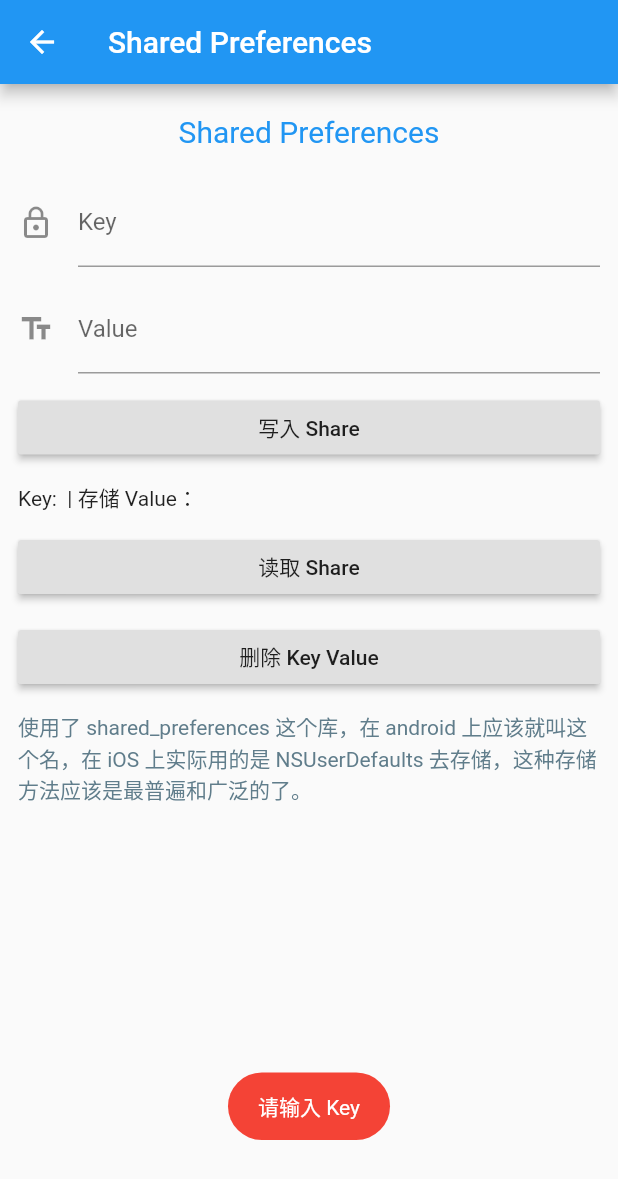
After one commit to zesicus/learn-flutter, a Flutter app: the SharedPreferencesPage screen opened directly, after a tap on "写入 Share", on a phone screen of 412 x 824 dp. The commit adds this screen. Shown: the top 1179 px of the screen. Run offline on Flutter 3.47's test engine with Material 2 defaults, Android fonts, the phone set to English and light mode, and no system bars; our stand-ins replace date_format, fluttertoast, permission_handler, rxdart, shared_preferences; accounts and stored records are empty.

Commit message:
Add Shared Preferences.

```diff
--- a/source/lib/entrance/routes.dart
+++ b/source/lib/entrance/routes.dart
@@ -1,5 +1,6 @@
 import 'package:flutter/material.dart';
 import 'package:learn_flutter/storage/files/pages/storage_files_page.dart';
+import 'package:learn_flutter/storage/shared_preferences/shared_preferences_page.dart';
 import 'package:learn_flutter/stream/bloc/base_mode/pages/bloc_base_top_page.dart';
 import 'package:learn_flutter/stream/bloc/scoped_mode/pages/bloc_scoped_top_page.dart';
 import 'package:learn_flutter/stream/provider/pages/provider_page.dart';
@@ -95,6 +96,7 @@ final routes = {
   '/more_provider': (context) => ProviderPage(),
   // 数据持久化
   '/more_file_io': (context) => StorageFilesPage(),
+  '/more_shared': (context) => SharedPreferencesPage(),
 };
 
 final RouteFactory onGenerateRoute = (RouteSettings settings) {
--- a/source/lib/entrance/vms/tab_vm.dart
+++ b/source/lib/entrance/vms/tab_vm.dart
@@ -336,6 +336,9 @@ class TabVM {
       case "文件读写":
         Navigator.pushNamed(context, "/more_file_io");
         break;
+      case "Shared Preferences":
+        Navigator.pushNamed(context, "/more_shared");
+        break;
       default:
         print("Others");
         break;
--- a/source/lib/storage/files/pages/storage_files_page.dart
+++ b/source/lib/storage/files/pages/storage_files_page.dart
@@ -94,6 +94,10 @@ class _StorageFilesPageState extends State<StorageFilesPage> {
               child: Text('读取文件信息'),
             ),
           ),
+          Padding(
+            padding: EdgeInsets.all(12.0),
+            child: Text("这里使用了两个库，1) path_provider 是用来提供目录路径的；2) permission_handler 是用来提示权限的；目前iOS 应该是不需要权限的，Android 测试机不带外置存储，所以最后一个外置存储和第二个库没有测试；demo 仍有 bug，仅学习使用。", style: TextStyle(color: Colors.blueGrey),),
+          ),
         ],
       ),
     );
--- /dev/null
+++ b/source/lib/storage/shared_preferences/shared_preferences_page.dart
@@ -0,0 +1,130 @@
+import 'package:flutter/material.dart';
+import 'shared_preferences_vm.dart';
+import 'package:fluttertoast/fluttertoast.dart';
+
+class SharedPreferencesPage extends StatefulWidget {
+  @override
+  _SharedPreferencesPageState createState() => _SharedPreferencesPageState();
+}
+
+class _SharedPreferencesPageState extends State<SharedPreferencesPage> {
+  final vm = SharedPreferencesVM();
+  @override
+  Widget build(BuildContext context) {
+    return Scaffold(
+      appBar: AppBar(title: Text('Shared Preferences')),
+      body: ListView(
+        children: <Widget>[
+          Padding(
+            padding: EdgeInsets.all(20.0),
+            child: Text(
+              'Shared Preferences',
+              textAlign: TextAlign.center,
+              style: TextStyle(
+                  color: Theme.of(context).primaryColor, fontSize: 20.0),
+            ),
+          ),
+          Padding(
+            padding: EdgeInsets.symmetric(horizontal: 12.0),
+            child: TextField(
+              controller: vm.keyTC,
+              decoration: InputDecoration(
+                  icon: Icon(Icons.lock_outline), labelText: 'Key'),
+            ),
+          ),
+          Padding(
+            padding: EdgeInsets.all(12.0),
+            child: TextField(
+              controller: vm.valueTC,
+              decoration: InputDecoration(
+                  icon: Icon(Icons.text_fields), labelText: 'Value'),
+            ),
+          ),
+          Padding(
+            padding: EdgeInsets.symmetric(horizontal: 12.0),
+            child: RaisedButton(
+              onPressed: () async {
+                var result = await vm.writeToShare();
+                switch (result) {
+                  case SPResult.noKey:
+                    Fluttertoast.showToast(
+                      msg: '请输入 Key',
+                      backgroundColor: Colors.red,
+                    );
+                    break;
+                  case SPResult.noValue:
+                    Fluttertoast.showToast(
+                      msg: '请输入 Value',
+                      backgroundColor: Colors.red,
+                    );
+                    break;
+                  case SPResult.success:
+                    Fluttertoast.showToast(
+                      msg: '写入成功',
+                      backgroundColor: Colors.green,
+                    );
+                    break;
+                  default:
+                    break;
+                }
+              },
+              child: Text('写入 Share'),
+            ),
+          ),
+          Padding(
+            padding: EdgeInsets.all(12.0),
+            child:
+                Text('Key: ${vm.shareKey} | 存储 Value：${vm.sharedReadContent}'),
+          ),
+          Padding(
+            padding: EdgeInsets.symmetric(horizontal: 12.0),
+            child: RaisedButton(
+              onPressed: () async {
+                var result = await vm.readFromShare();
+                switch (result) {
+                  case SPResult.noKey:
+                    Fluttertoast.showToast(
+                      msg: '请输入 Key',
+                      backgroundColor: Colors.red,
+                    );
+                    break;
+                  default:
+                    setState(() {});
+                    break;
+                }
+              },
+              child: Text('读取 Share'),
+            ),
+          ),
+          Padding(
+            padding: EdgeInsets.all(12.0),
+            child: RaisedButton(
+              onPressed: () async {
+                var result = await vm.delFromShare();
+                switch (result) {
+                  case SPResult.noKey:
+                    Fluttertoast.showToast(
+                      msg: '请输入 Key',
+                      backgroundColor: Colors.red,
+                    );
+                    break;
+                  default:
+                    setState(() {});
+                    break;
+                }
+              },
+              child: Text('删除 Key Value'),
+            ),
+          ),
+          Padding(
+            padding: EdgeInsets.symmetric(horizontal: 12.0),
+            child: Text(
+              '使用了 shared_preferences 这个库，在 android 上应该就叫这个名，在 iOS 上实际用的是 NSUserDefaults 去存储，这种存储方法应该是最普遍和广泛的了。',
+              style: TextStyle(color: Colors.blueGrey),
+            ),
+          )
+        ],
+      ),
+    );
+  }
+}
--- /dev/null
+++ b/source/lib/storage/shared_preferences/shared_preferences_vm.dart
@@ -0,0 +1,52 @@
+import 'package:flutter/material.dart';
+import 'package:shared_preferences/shared_preferences.dart';
+
+enum SPResult {
+  noKey,
+  noValue,
+  success,
+}
+
+class SharedPreferencesVM {
+  final TextEditingController keyTC = TextEditingController();
+  final TextEditingController valueTC = TextEditingController();
+  String sharedReadContent = "";
+  String get shareKey => keyTC.value.text;
+  String get shareValue => valueTC.value.text;
+
+  // 写入 Share Preference
+  Future<SPResult> writeToShare() async {
+    if (shareKey == null || shareKey.isEmpty) {
+      return SPResult.noKey;
+    } else if (shareValue == null || shareValue.isEmpty) {
+      return SPResult.noValue;
+    } else {
+      final sp = await SharedPreferences.getInstance();
+      await sp.setString(shareKey, shareValue);
+      return SPResult.success;
+    }
+  }
+
+  // 读取 Share Preference
+  Future<SPResult> readFromShare() async {
+    if (shareKey == null || shareKey.isEmpty) {
+      return SPResult.noKey;
+    } else {
+      final sp = await SharedPreferences.getInstance();
+      sharedReadContent = sp.getString(shareKey);
+      return SPResult.success;
+    }
+  }
+
+  // 删除
+  Future<SPResult> delFromShare() async {
+    if (shareKey == null || shareKey.isEmpty) {
+      return SPResult.noKey;
+    } else {
+      final sp = await SharedPreferences.getInstance();
+      await sp.remove(shareKey);
+      sharedReadContent = sp.getString(shareKey);
+      return SPResult.success;
+    }
+  }
+}
```
